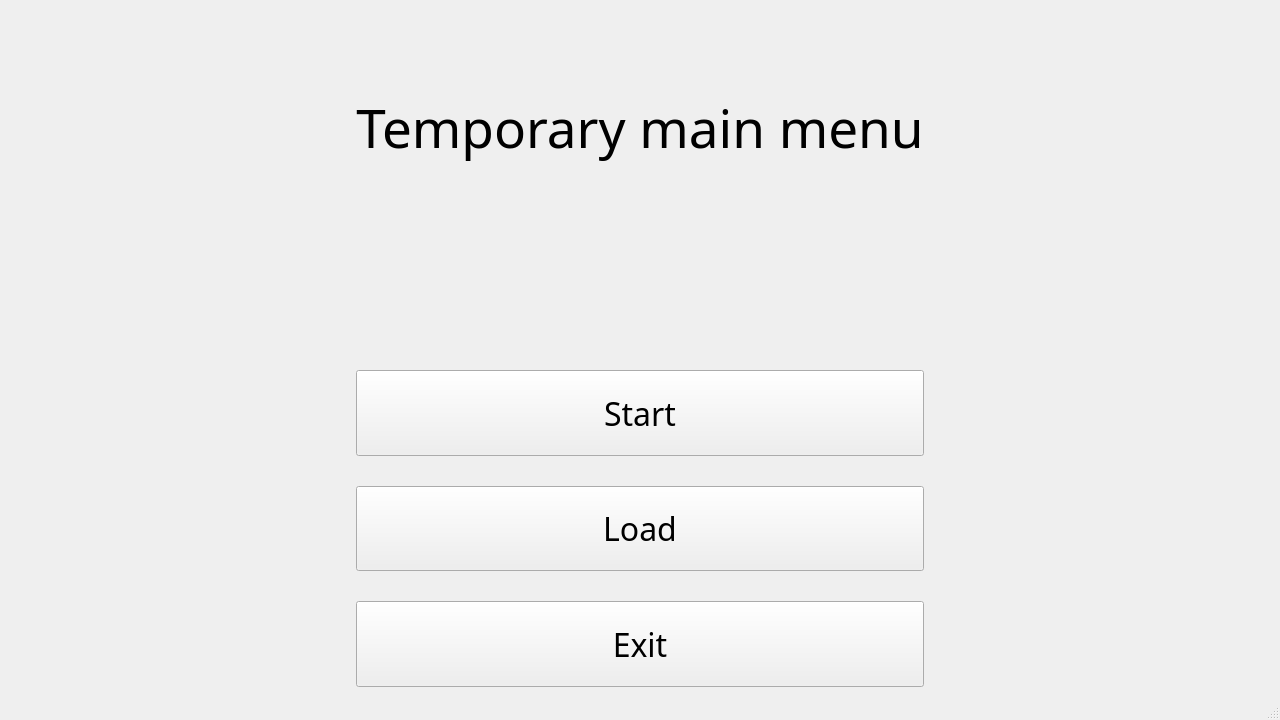
Old version of the form NAMSC_engine/mainWindow.ui in the repository NAMSCdev/NAMSC.
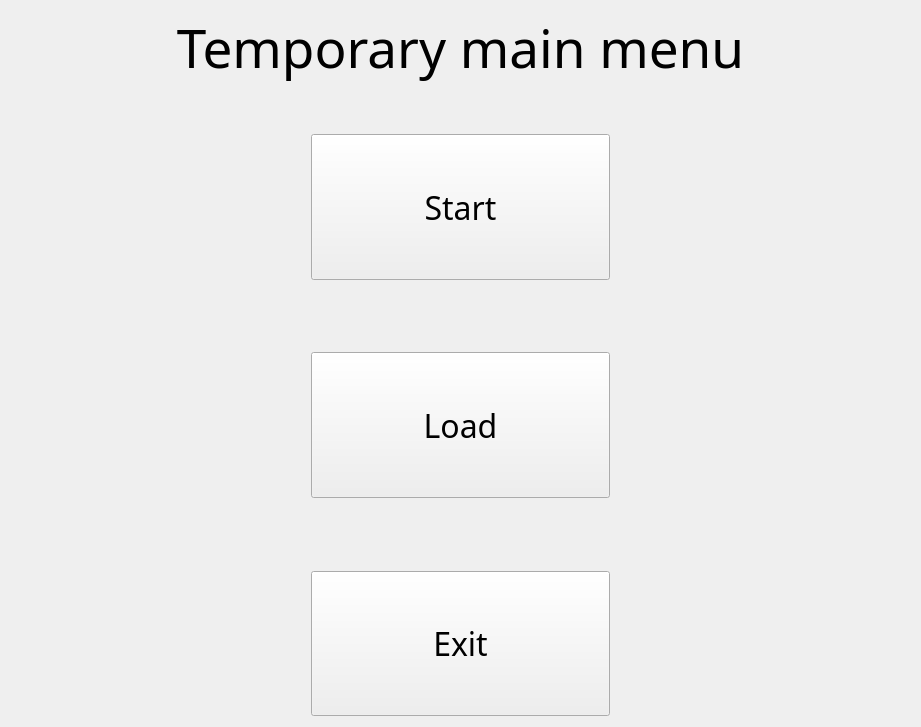
New version of the form. The open tabs and pages were chosen to show the change.

Diff of the .ui file:
```diff
--- a/NAMSC_engine/mainWindow.ui
+++ b/NAMSC_engine/mainWindow.ui
@@ -6,8 +6,8 @@
    <rect>
     <x>0</x>
     <y>0</y>
-    <width>1280</width>
-    <height>720</height>
+    <width>921</width>
+    <height>727</height>
    </rect>
   </property>
   <property name="windowTitle">
@@ -38,120 +38,33 @@
    <property name="acceptDrops">
     <bool>false</bool>
    </property>
-   <layout class="QGridLayout" name="gridLayout">
-    <item row="4" column="0">
-     <spacer name="horizontalSpacer">
-      <property name="orientation">
-       <enum>Qt::Horizontal</enum>
-      </property>
-      <property name="sizeType">
-       <enum>QSizePolicy::MinimumExpanding</enum>
-      </property>
-      <property name="sizeHint" stdset="0">
-       <size>
-        <width>40</width>
-        <height>20</height>
-       </size>
-      </property>
-     </spacer>
-    </item>
-    <item row="4" column="1">
-     <layout class="QVBoxLayout" name="verticalLayout">
+   <layout class="QVBoxLayout" name="centralWidgetLayout">
       <property name="spacing">
-       <number>30</number>
-      </property>
-      <item>
-       <widget class="QPushButton" name="startPushButton">
-        <property name="sizePolicy">
-         <sizepolicy hsizetype="Minimum" vsizetype="Expanding">
-          <horstretch>0</horstretch>
-          <verstretch>0</verstretch>
-         </sizepolicy>
-        </property>
-        <property name="font">
-         <font>
-          <family>Old English Text MT</family>
-          <pointsize>24</pointsize>
-         </font>
-        </property>
-        <property name="text">
-         <string>Start</string>
-        </property>
-       </widget>
-      </item>
-      <item>
-       <widget class="QPushButton" name="loadPushButton">
-        <property name="sizePolicy">
-         <sizepolicy hsizetype="Minimum" vsizetype="Expanding">
-          <horstretch>0</horstretch>
-          <verstretch>0</verstretch>
-         </sizepolicy>
-        </property>
-        <property name="font">
-         <font>
-          <family>Old English Text MT</family>
-          <pointsize>24</pointsize>
-         </font>
-        </property>
-        <property name="text">
-         <string>Load</string>
-        </property>
-       </widget>
-      </item>
+     <number>0</number>
+    </property>
+    <property name="leftMargin">
+     <number>0</number>
+    </property>
+    <property name="topMargin">
+     <number>0</number>
+    </property>
+    <property name="rightMargin">
+     <number>0</number>
+    </property>
+    <property name="bottomMargin">
+     <number>0</number>
+    </property>
       <item>
-       <widget class="QPushButton" name="exitPushButton">
-        <property name="sizePolicy">
-         <sizepolicy hsizetype="Minimum" vsizetype="Expanding">
-          <horstretch>0</horstretch>
-          <verstretch>0</verstretch>
-         </sizepolicy>
-        </property>
-        <property name="font">
-         <font>
-          <family>Old English Text MT</family>
-          <pointsize>24</pointsize>
-         </font>
+     <widget class="QStackedWidget" name="stackedWidget">
+      <property name="currentIndex">
+       <number>1</number>
+      </property>
+      <widget class="QWidget" name="menuPage">
+       <layout class="QVBoxLayout" name="menuPageLayout">
+        <property name="spacing">
+         <number>50</number>
         </property>
-        <property name="text">
-         <string>Exit</string>
-        </property>
-       </widget>
-      </item>
-     </layout>
-    </item>
-    <item row="4" column="2">
-     <spacer name="horizontalSpacer_2">
-      <property name="orientation">
-       <enum>Qt::Horizontal</enum>
-      </property>
-      <property name="sizeType">
-       <enum>QSizePolicy::MinimumExpanding</enum>
-      </property>
-      <property name="sizeHint" stdset="0">
-       <size>
-        <width>40</width>
-        <height>20</height>
-       </size>
-      </property>
-     </spacer>
-    </item>
-    <item row="2" column="1">
-     <spacer name="verticalSpacer">
-      <property name="orientation">
-       <enum>Qt::Vertical</enum>
-      </property>
-      <property name="sizeType">
-       <enum>QSizePolicy::Preferred</enum>
-      </property>
-      <property name="sizeHint" stdset="0">
-       <size>
-        <width>20</width>
-        <height>200</height>
-       </size>
-      </property>
-     </spacer>
-    </item>
-    <item row="1" column="1">
+        <item>
      <widget class="QLabel" name="titleLabel">
       <property name="sizePolicy">
        <sizepolicy hsizetype="Minimum" vsizetype="Minimum">
@@ -188,35 +101,160 @@
       </property>
      </widget>
     </item>
-    <item row="0" column="1">
-     <spacer name="verticalSpacer_2">
+        <item>
+         <layout class="QHBoxLayout" name="menuLayout">
+          <property name="spacing">
+           <number>0</number>
+          </property>
+          <item>
+           <spacer name="leftMenuSpacer">
       <property name="orientation">
-       <enum>Qt::Vertical</enum>
+             <enum>Qt::Horizontal</enum>
       </property>
       <property name="sizeType">
-       <enum>QSizePolicy::Preferred</enum>
+             <enum>QSizePolicy::Expanding</enum>
       </property>
       <property name="sizeHint" stdset="0">
        <size>
+              <width>40</width>
+              <height>20</height>
+             </size>
+            </property>
+           </spacer>
+          </item>
+          <item>
+           <layout class="QVBoxLayout" name="buttonsLayout" stretch="2,1,2,1,2">
+            <property name="spacing">
+             <number>0</number>
+            </property>
+            <item>
+             <widget class="QPushButton" name="startPushButton">
+              <property name="sizePolicy">
+               <sizepolicy hsizetype="Expanding" vsizetype="Expanding">
+                <horstretch>0</horstretch>
+                <verstretch>0</verstretch>
+               </sizepolicy>
+              </property>
+              <property name="font">
+               <font>
+                <family>Old English Text MT</family>
+                <pointsize>24</pointsize>
+               </font>
+              </property>
+              <property name="text">
+               <string>Start</string>
+              </property>
+             </widget>
+            </item>
+            <item>
+             <spacer name="buttonSpacer">
+              <property name="orientation">
+               <enum>Qt::Vertical</enum>
+              </property>
+              <property name="sizeHint" stdset="0">
+               <size>
         <width>20</width>
-        <height>80</height>
+                <height>40</height>
        </size>
       </property>
      </spacer>
     </item>
-   </layout>
-  </widget>
-  <widget class="QMenuBar" name="menuBar">
-   <property name="geometry">
-    <rect>
-     <x>0</x>
-     <y>0</y>
-     <width>1280</width>
-     <height>22</height>
-    </rect>
-   </property>
-  </widget>
-  <widget class="QStatusBar" name="statusBar"/>
+            <item>
+             <widget class="QPushButton" name="loadPushButton">
+              <property name="sizePolicy">
+               <sizepolicy hsizetype="Expanding" vsizetype="Expanding">
+                <horstretch>0</horstretch>
+                <verstretch>0</verstretch>
+               </sizepolicy>
+              </property>
+              <property name="font">
+               <font>
+                <family>Old English Text MT</family>
+                <pointsize>24</pointsize>
+               </font>
+              </property>
+              <property name="text">
+               <string>Load</string>
+              </property>
+             </widget>
+            </item>
+            <item>
+             <spacer name="buttonSpacer2">
+              <property name="orientation">
+               <enum>Qt::Vertical</enum>
+              </property>
+              <property name="sizeHint" stdset="0">
+               <size>
+                <width>20</width>
+                <height>40</height>
+               </size>
+              </property>
+             </spacer>
+            </item>
+            <item>
+             <widget class="QPushButton" name="exitPushButton">
+              <property name="sizePolicy">
+               <sizepolicy hsizetype="Expanding" vsizetype="Expanding">
+                <horstretch>0</horstretch>
+                <verstretch>0</verstretch>
+               </sizepolicy>
+              </property>
+              <property name="font">
+               <font>
+                <family>Old English Text MT</family>
+                <pointsize>24</pointsize>
+               </font>
+              </property>
+              <property name="text">
+               <string>Exit</string>
+              </property>
+             </widget>
+            </item>
+           </layout>
+          </item>
+          <item>
+           <spacer name="rightMenuSpacer">
+            <property name="orientation">
+             <enum>Qt::Horizontal</enum>
+            </property>
+            <property name="sizeType">
+             <enum>QSizePolicy::Expanding</enum>
+            </property>
+            <property name="sizeHint" stdset="0">
+             <size>
+              <width>40</width>
+              <height>20</height>
+             </size>
+            </property>
+           </spacer>
+          </item>
+         </layout>
+        </item>
+       </layout>
+      </widget>
+      <widget class="QWidget" name="gamePage">
+       <layout class="QVBoxLayout" name="gameLayout">
+        <property name="leftMargin">
+         <number>0</number>
+        </property>
+        <property name="topMargin">
+         <number>0</number>
+        </property>
+        <property name="rightMargin">
+         <number>0</number>
+        </property>
+        <property name="bottomMargin">
+         <number>0</number>
+        </property>
+        <item>
+         <widget class="QGraphicsView" name="graphicsView"/>
+        </item>
+       </layout>
+      </widget>
+     </widget>
+    </item>
+   </layout>
+  </widget>
  </widget>
  <layoutdefault spacing="6" margin="11"/>
  <resources>
```
Left out of the diff: 6 changed lines with no effect on the pictures. Lines whose indentation alone changed are shown as unchanged.
